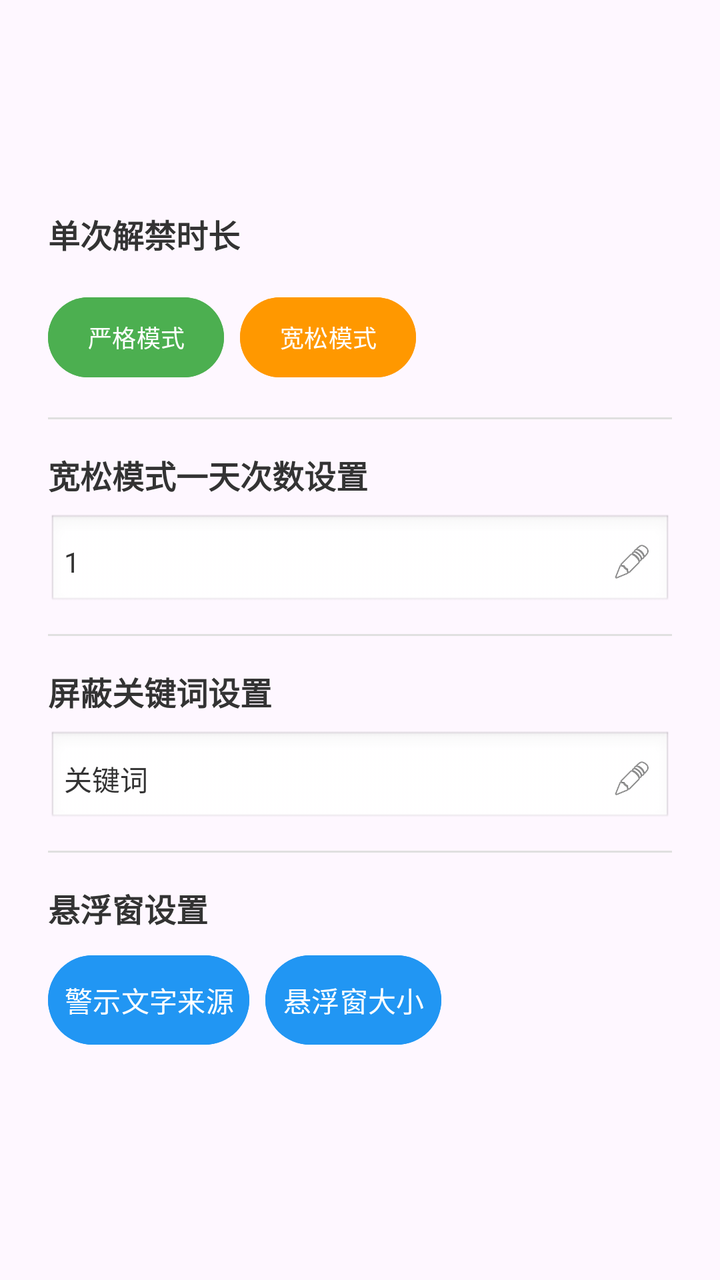
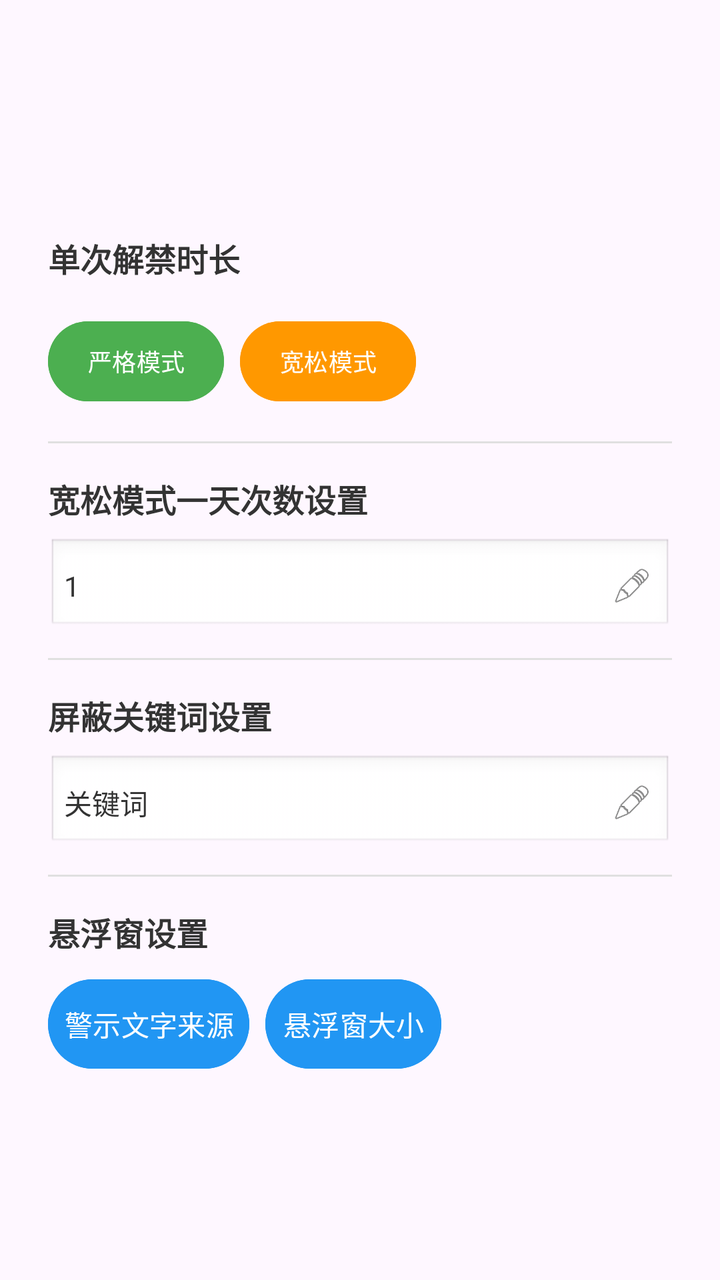

An Android layout rendered at two revisions. The XML below is the earlier revision; the diff shows what the commit changed to produce the second picture.
<!-- AndroidManifest.xml: application theme Theme.Basic -->
<!-- res/layout/dialog_time_setting.xml -->
<?xml version="1.0" encoding="utf-8"?>
<LinearLayout xmlns:android="http://schemas.android.com/apk/res/android"
    android:layout_width="match_parent"
    android:layout_height="wrap_content"
    android:orientation="vertical"
    android:padding="24dp"
    android:gravity="center">

    <TextView
        android:layout_width="wrap_content"
        android:layout_height="wrap_content"
        android:layout_marginBottom="16dp"
        android:layout_gravity="start"
        android:rotationX="0"
        android:text="单次解禁时长"
        android:textColor="#333333"
        android:textStyle="bold"
        android:textSize="16sp" />

    <LinearLayout
        android:layout_width="match_parent"
        android:layout_height="wrap_content"
        android:orientation="horizontal"
        android:layout_marginBottom="16dp">

        <Button
            android:id="@+id/btn_strict_mode"
            android:layout_width="wrap_content"
            android:layout_height="wrap_content"
            android:layout_weight="0"
            android:text="严格模式"
            android:textSize="12sp"
            android:padding="8dp"
            android:backgroundTint="#4CAF50"
            android:textColor="#FFFFFF"
            android:layout_marginEnd="4dp" />

        <Button
            android:id="@+id/btn_relaxed_mode"
            android:layout_width="wrap_content"
            android:layout_height="wrap_content"
            android:layout_weight="0"
            android:text="宽松模式"
            android:textSize="12sp"
            android:padding="8dp"
            android:backgroundTint="#FF9800"
            android:textColor="#FFFFFF"
            android:layout_marginStart="4dp" />

    </LinearLayout>

    
    <View
        android:layout_width="match_parent"
        android:layout_height="1dp"
        android:background="#E0E0E0"
        android:layout_marginBottom="16dp" />

    
    <TextView
        android:layout_width="wrap_content"
        android:layout_height="wrap_content"
        android:layout_gravity="start"
        android:text="宽松模式一天次数设置"
        android:textSize="16sp"
        android:textColor="#333333"
        android:textStyle="bold"
        android:layout_marginBottom="8dp" />

    
    <LinearLayout
        android:layout_width="match_parent"
        android:layout_height="wrap_content"
        android:orientation="horizontal"
        android:gravity="center_vertical"
        android:layout_marginBottom="12dp">

                 
         <LinearLayout
             android:id="@+id/layout_relaxed_count_display"
             android:layout_width="match_parent"
             android:layout_height="wrap_content"
             android:layout_gravity="start"
             android:orientation="horizontal"
             android:gravity="center_vertical"
             android:padding="8dp"
             android:background="@android:drawable/edit_text">

             <TextView
                 android:id="@+id/tv_relaxed_count_display"
                 android:layout_width="0dp"
                 android:layout_height="wrap_content"
                 android:layout_weight="1"
                 android:layout_marginEnd="8dp"
                 android:text="1"
                 android:textSize="14sp"
                 android:textColor="#333333" />

             <ImageView
                 android:id="@+id/iv_edit_relaxed_count"
                 android:layout_width="24dp"
                 android:layout_height="24dp"
                 android:src="@android:drawable/ic_menu_edit"
                 android:background="?android:attr/selectableItemBackgroundBorderless"
                 android:padding="2dp"
                 android:contentDescription="编辑" />

         </LinearLayout>

        
        <LinearLayout
            android:id="@+id/layout_relaxed_count_edit"
            android:layout_width="0dp"
            android:layout_height="wrap_content"
            android:layout_weight="1"
            android:orientation="horizontal"
            android:gravity="center_vertical"
            android:visibility="gone">

            <EditText
                android:id="@+id/et_relaxed_limit_count"
                android:layout_width="40dp"
                android:layout_height="wrap_content"
                android:layout_weight="0.6"
                android:hint="输入1~3的数字"
                android:inputType="number"
                android:maxLength="1"
                android:padding="8dp"
                android:textSize="16sp"
                android:background="@android:drawable/edit_text"
                android:layout_marginEnd="8dp" />

            <TextView
                android:id="@+id/iv_save_relaxed_count"
                android:layout_width="40dp"
                android:layout_height="24dp"
                android:text="✅"
                android:textSize="18sp"
                android:textColor="#4CAF50"
                android:gravity="center"
                android:background="?android:attr/selectableItemBackgroundBorderless"
                android:padding="2dp"
                android:contentDescription="保存" />

        </LinearLayout>

    </LinearLayout>

    
    <View
        android:layout_width="match_parent"
        android:layout_height="1dp"
        android:background="#E0E0E0"
        android:layout_marginBottom="16dp" />

    
    <TextView
        android:layout_width="wrap_content"
        android:layout_height="wrap_content"
        android:layout_gravity="start"
        android:text="屏蔽关键词设置"
        android:textSize="16sp"
        android:textColor="#333333"
        android:textStyle="bold"
        android:layout_marginBottom="8dp" />

    
    <LinearLayout
        android:layout_width="match_parent"
        android:layout_height="wrap_content"
        android:orientation="horizontal"
        android:gravity="center_vertical"
        android:layout_marginBottom="12dp">

                 
         <LinearLayout
             android:id="@+id/layout_target_word_display"
             android:layout_width="match_parent"
             android:layout_height="wrap_content"
             android:layout_gravity="start"
             android:orientation="horizontal"
             android:gravity="center_vertical"
             android:padding="8dp"
             android:background="@android:drawable/edit_text">

             <TextView
                 android:id="@+id/tv_target_word_display"
                 android:layout_width="0dp"
                 android:layout_height="wrap_content"
                 android:layout_weight="1"
                 android:layout_marginEnd="8dp"
                 android:text="关键词"
                 android:textSize="14sp"
                 android:textColor="#333333"
                 android:ellipsize="end"
                 android:maxLines="2" />

             <ImageView
                 android:id="@+id/iv_edit_target_word"
                 android:layout_width="24dp"
                 android:layout_height="24dp"
                 android:src="@android:drawable/ic_menu_edit"
                 android:background="?android:attr/selectableItemBackgroundBorderless"
                 android:padding="2dp"
                 android:contentDescription="编辑" />

         </LinearLayout>

        
        <LinearLayout
            android:id="@+id/layout_target_word_edit"
            android:layout_width="0dp"
            android:layout_height="wrap_content"
            android:layout_weight="1"
            android:orientation="horizontal"
            android:gravity="center_vertical"
            android:visibility="gone">

            <EditText
                android:id="@+id/et_target_word"
                android:layout_width="0dp"
                android:layout_height="wrap_content"
                android:layout_weight="1"
                android:hint="若多个关键词需空格分隔"
                android:inputType="text"
                android:maxLength="50"
                android:padding="8dp"
                android:textSize="16sp"
                android:background="@android:drawable/edit_text"
                android:layout_marginEnd="8dp" />

            <TextView
                android:id="@+id/iv_save_target_word"
                android:layout_width="40dp"
                android:layout_height="24dp"
                android:text="✅"
                android:textSize="18sp"
                android:textColor="#4CAF50"
                android:gravity="center"
                android:background="?android:attr/selectableItemBackgroundBorderless"
                android:padding="2dp"
                android:contentDescription="保存" />

        </LinearLayout>

    </LinearLayout>

    
    <View
        android:layout_width="match_parent"
        android:layout_height="1dp"
        android:background="#E0E0E0"
        android:layout_marginBottom="16dp" />

    
    <TextView
        android:layout_width="wrap_content"
        android:layout_height="wrap_content"
        android:layout_gravity="start"
        android:text="悬浮窗设置"
        android:textSize="16sp"
        android:textColor="#333333"
        android:textStyle="bold"
        android:layout_marginBottom="8dp" />

    <LinearLayout
        android:layout_width="match_parent"
        android:layout_height="wrap_content"
        android:layout_marginBottom="8dp"
        android:gravity="center_vertical"
        android:orientation="horizontal">

        <Button
            android:id="@+id/btn_change_floating_text_source"
            android:layout_width="wrap_content"
            android:layout_height="wrap_content"
            android:text="警示文字来源"
            android:textSize="14sp"
            android:singleLine="true"
            android:paddingStart="8dp"
            android:paddingTop="12dp"
            android:paddingEnd="8dp"
            android:paddingBottom="12dp"
            android:backgroundTint="#2196F3"
            android:textColor="#FFFFFF" />

        <Button
            android:id="@+id/btn_floating_size_settings"
            android:layout_width="wrap_content"
            android:layout_height="wrap_content"
            android:layout_marginStart="8dp"
            android:text="悬浮窗大小"
            android:textSize="14sp"
            android:singleLine="true"
            android:paddingStart="8dp"
            android:paddingTop="12dp"
            android:paddingEnd="8dp"
            android:paddingBottom="12dp"
            android:backgroundTint="#2196F3"
            android:textColor="#FFFFFF" />

    </LinearLayout>

</LinearLayout>
<!-- resources referenced by this layout -->
<resources>
  <style name="Theme.Basic" parent="Base.Theme.Basic" />
  <style name="Base.Theme.Basic" parent="Theme.Material3.DayNight.NoActionBar">
          
          
      </style>
</resources>

<!-- the commit's change to res/layout/dialog_time_setting.xml (unified diff, before → after) -->
@@ -3,7 +3,10 @@
     android:layout_width="match_parent"
     android:layout_height="wrap_content"
     android:orientation="vertical"
-    android:padding="24dp"
+    android:paddingStart="24dp"
+    android:paddingTop="24dp"
+    android:paddingEnd="24dp"
+    android:paddingBottom="0dp"
     android:gravity="center">
 
     <TextView
